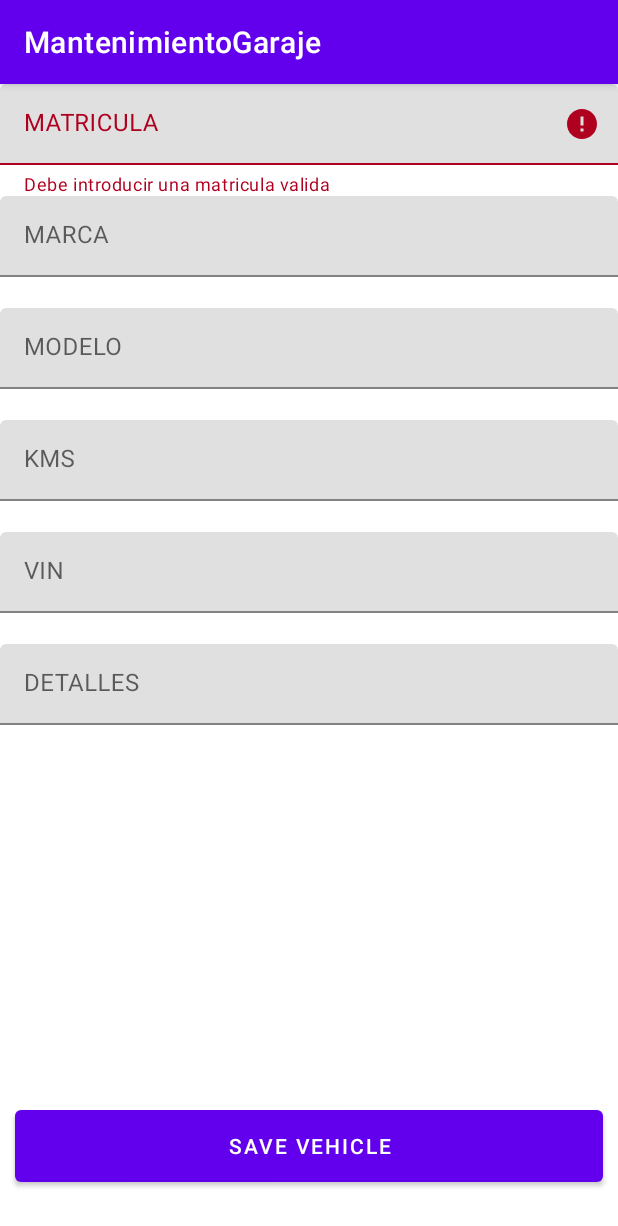
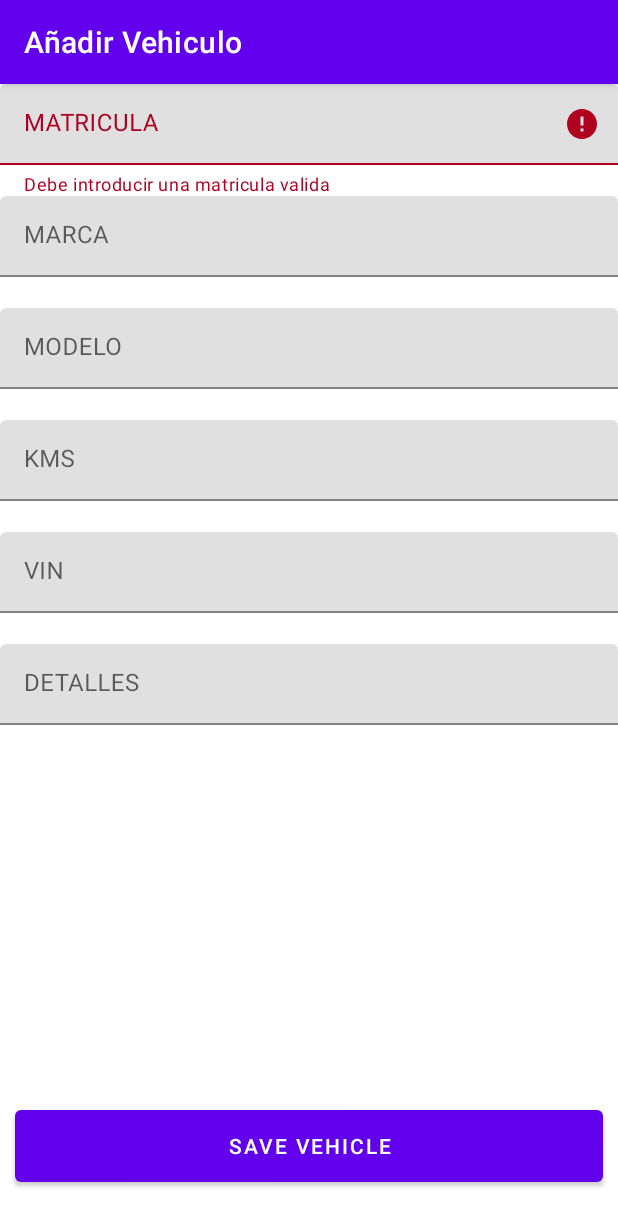
Before and after one commit to aguilera93/MantenimientoGaraje, an Android app: the fragment NewVehicleFragment placed in its activity, after a tap on "SAVE VEHICLE", on a phone screen of 412 x 824 dp. Shown: the top 1226 px of the screen. Run offline under Robolectric (Android 15) with nearby library versions, the phone set to English and light mode, and no system bars; our stand-ins replace Room's generated code; 3 statements that could not run were skipped.

Commit message:
Init commit

```diff
--- a/app/src/main/java/aguilera/code/mantenimientogaraje/MainActivity.kt
+++ b/app/src/main/java/aguilera/code/mantenimientogaraje/MainActivity.kt
@@ -16,4 +16,10 @@ class MainActivity : AppCompatActivity() {
         supportFragmentManager.beginTransaction().replace(R.id.mainContainer, MainFragment())
             .commit()
     }
+
+    fun changeActionBar(title: String, subtitle: String){
+        supportActionBar?.setTitle("$title")
+        supportActionBar?.setSubtitle("$subtitle")
+    }
+
 }
--- a/app/src/main/java/aguilera/code/mantenimientogaraje/MainFragment.kt
+++ b/app/src/main/java/aguilera/code/mantenimientogaraje/MainFragment.kt
@@ -8,6 +8,7 @@ import android.util.Log
 import android.view.*
 import android.widget.Toast
 import androidx.appcompat.app.AlertDialog
+import androidx.appcompat.app.AppCompatActivity
 import androidx.fragment.app.Fragment
 import androidx.lifecycle.Observer
 import androidx.lifecycle.ViewModelProvider
@@ -43,6 +44,7 @@ class MainFragment : Fragment(), VehicleClickInterface, VehicleDeleteIconClickIn
 
         initView()
         observeEvents()
+        changeFragmentActionBar()
 
     }
 
@@ -73,7 +75,6 @@ class MainFragment : Fragment(), VehicleClickInterface, VehicleDeleteIconClickIn
                 }
             })
         }
-
     }
 
     private fun clearVehicle() {
@@ -116,9 +117,16 @@ class MainFragment : Fragment(), VehicleClickInterface, VehicleDeleteIconClickIn
             val fragment = ShowVehicleFragment()
             fragment.arguments = Bundle().apply {
                 putString("matricula", vehiculo.matricula)
+                putString("marca", vehiculo.marca)
+                putString("modelo", vehiculo.modelo)
+                //putString("kms", vehiculo.kms)
             }
             it.supportFragmentManager.beginTransaction().replace(R.id.mainContainer, fragment)
                 .addToBackStack("ShowVehicleFragment").commit()
         }
     }
+
+    fun changeFragmentActionBar(){
+        (activity as MainActivity).changeActionBar("Listado de Vehiculos","")
+    }
 }
--- a/app/src/main/java/aguilera/code/mantenimientogaraje/NewVehicleFragment.kt
+++ b/app/src/main/java/aguilera/code/mantenimientogaraje/NewVehicleFragment.kt
@@ -17,6 +17,8 @@ class NewVehicleFragment : Fragment() {
     private val binding get() = _binding!!
 
     lateinit var viewModal: GarageViewModel
+
+    var edit: Boolean = false
 
     override fun onCreateView(
         inflater: LayoutInflater,
@@ -42,11 +44,23 @@ class NewVehicleFragment : Fragment() {
     override fun onViewCreated(view: View, savedInstanceState: Bundle?) {
         super.onViewCreated(view, savedInstanceState)
 
-        // getting data passed via an intent.
         val type = arguments?.getString("type")
-        if (type.equals("Edit")) {
-            // setting data to edit text.
+        if (type == "Edit") edit = true
 
+        setValues(type)
+
+        // adding click listener to our save button.
+        binding.btnSave.setOnClickListener {
+            saveValues(type)
+            activity?.supportFragmentManager?.popBackStack()
+        }
+
+        changeFragmentActionBar()
+    }
+
+    fun setValues(type: String?) {
+
+        if (edit) {
             binding.etMatricula.setText(arguments?.getString("matricula"))
             binding.etMarca.setText(arguments?.getString("marca"))
             binding.etModelo.setText(arguments?.getString("modelo"))
@@ -57,12 +71,10 @@ class NewVehicleFragment : Fragment() {
         } else {
             binding.btnSave.setText("Save Vehicle")
         }
+    }
 
-        // adding click listener to our save button.
-        binding.btnSave.setOnClickListener {
-
-            // getting title and desc from edit text.
-            val matricula = binding.etMatricula.text.toString()
+    fun saveValues(type: String?) {
+        val matricula = binding.etMatricula.text.toString().uppercase()
         val marca = binding.etMarca.text.toString()
         val modelo = binding.etModelo.text.toString()
         val kms = binding.etKMSV.text.toString().toIntOrNull()
@@ -71,7 +83,7 @@ class NewVehicleFragment : Fragment() {
 
         val vehiculo = Vehiculo(matricula, marca, modelo, kms, vin, detalles)
         // checking the type and then saving or updating the data.
-            if (type.equals("Edit")) {
+        if (edit) {
 
             if (matricula.isNotEmpty()) {
                 binding.etMatriculaLay.error = null
@@ -90,7 +102,13 @@ class NewVehicleFragment : Fragment() {
                 binding.etMatriculaLay.error = "Debe introducir una matricula valida"
             }
         }
-            activity?.supportFragmentManager?.popBackStack()
+    }
+
+    fun changeFragmentActionBar(){
+        if (edit) {
+            (activity as MainActivity).changeActionBar("Modificar Vehiculo", "${binding.etMatricula.text.toString()}")
+        } else {
+            (activity as MainActivity).changeActionBar("Añadir Vehiculo", "")
         }
     }
 }
--- a/app/src/main/java/aguilera/code/mantenimientogaraje/data/ui/GarageViewModel.kt
+++ b/app/src/main/java/aguilera/code/mantenimientogaraje/data/ui/GarageViewModel.kt
@@ -20,12 +20,12 @@ class GarageViewModel(
     application: Application
 ) : AndroidViewModel(application) {
 
-
     val allVehicles: LiveData<List<Vehiculo>>
     val repositoryV: VehicleRepository
 
     val allConcepts: LiveData<List<Concepto>>
     val repositoryC: ConceptRepository
+
 
     // initialize dao, repository and all events
     init {
--- a/app/src/main/java/aguilera/code/mantenimientogaraje/data/ui/VehicleAdapter.kt
+++ b/app/src/main/java/aguilera/code/mantenimientogaraje/data/ui/VehicleAdapter.kt
@@ -23,8 +23,8 @@ class VehicleAdapter(
 
     override fun onBindViewHolder(holder: VehicleViewHolder, position: Int) {
         // sets data to item of recycler view.
-        holder.binding.tvTitle.text = allVehicles.get(position).matricula
-        holder.binding.tvDescription.text = allVehicles.get(position).detalles
+        holder.binding.tvTitle.text = "${allVehicles.get(position).marca} ${allVehicles.get(position).modelo}"
+        holder.binding.tvDescription.text = "${allVehicles.get(position).matricula}"
 
         // adding click listener to our delete image view icon.
         holder.binding.imgDelete.setOnClickListener {
```
Also changed, not shown: app/src/main/java/aguilera/code/mantenimientogaraje/NewConceptVehicleFragment.kt (+35 -7 lines), app/src/main/java/aguilera/code/mantenimientogaraje/ShowVehicleFragment.kt (+15 -3 lines). Lines whose indentation alone changed are shown as unchanged.
